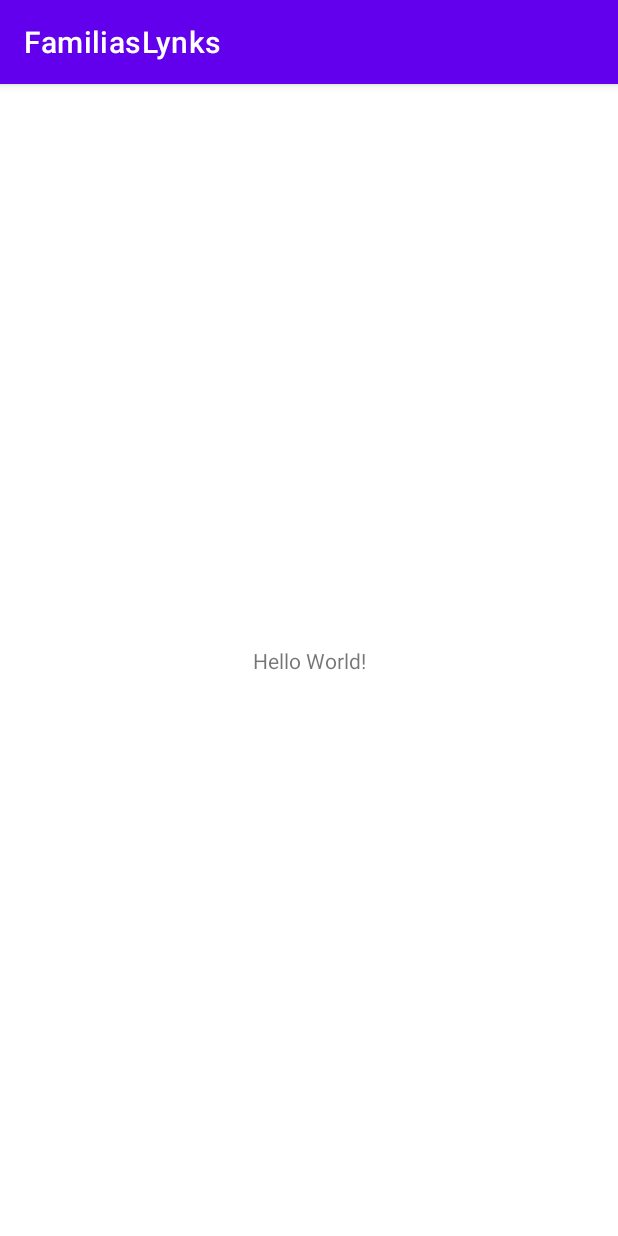
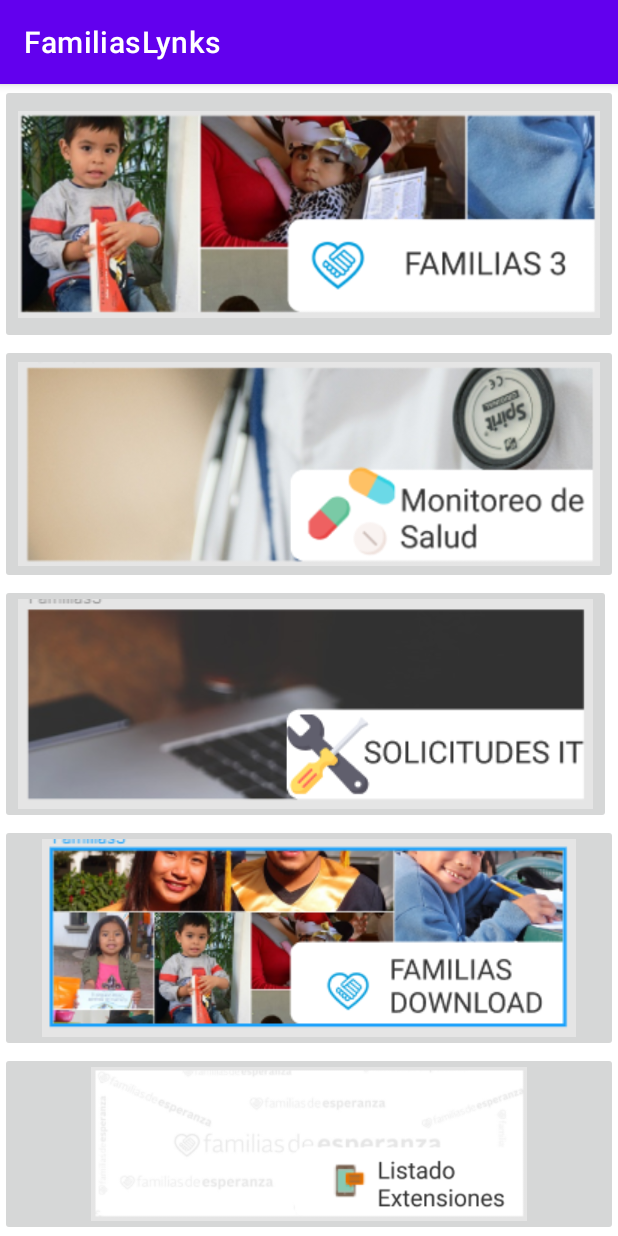
Before and after one commit to FFdE-JonathanY/FamiliasLynks, an Android app: the screen it shows after launch (MainActivity), on a phone screen of 412 x 824 dp. Run offline under Robolectric (Android 15) with nearby library versions, the phone set to English and light mode, and no system bars.

Commit message:
Agregando nuevos botones

```diff
--- a/app/src/main/res/layout/activity_main.xml
+++ b/app/src/main/res/layout/activity_main.xml
@@ -6,13 +6,53 @@
     android:layout_height="match_parent"
     tools:context=".MainActivity">
 
-    <TextView
+
+    <LinearLayout
         android:layout_width="wrap_content"
         android:layout_height="wrap_content"
-        android:text="Hello World!"
-        app:layout_constraintBottom_toBottomOf="parent"
-        app:layout_constraintLeft_toLeftOf="parent"
-        app:layout_constraintRight_toRightOf="parent"
-        app:layout_constraintTop_toTopOf="parent" />
+        android:orientation="vertical"
+        tools:ignore="MissingConstraints"
+        tools:layout_editor_absoluteX="1dp"
+        tools:layout_editor_absoluteY="34dp">
+
+        <ImageButton
+            android:id="@+id/imageButton2"
+            android:layout_width="wrap_content"
+            android:layout_height="wrap_content"
+            android:contentDescription="@string/Fam3"
+            android:scaleType="centerInside"
+            app:srcCompat="@mipmap/familiasbnr"
+            tools:ignore="MissingConstraints" />
+
+        <ImageButton
+            android:id="@+id/imageButton4"
+            android:layout_width="wrap_content"
+            android:layout_height="wrap_content"
+            android:scaleType="centerInside"
+            app:srcCompat="@mipmap/monitoreosaludbnr"
+            tools:ignore="MissingConstraints,SpeakableTextPresentCheck,SpeakableTextPresentCheck" />
+
+        <ImageButton
+            android:id="@+id/imageButton3"
+            android:layout_width="wrap_content"
+            android:layout_height="wrap_content"
+            android:scaleType="centerInside"
+            app:srcCompat="@mipmap/solicitudesitbnr"
+            tools:ignore="MissingConstraints,SpeakableTextPresentCheck" />
+
+        <ImageButton
+            android:id="@+id/imageButton5"
+            android:layout_width="match_parent"
+            android:layout_height="wrap_content"
+            android:scaleType="centerInside"
+            app:srcCompat="@mipmap/familiasdownloadbnr" />
+
+        <ImageButton
+            android:id="@+id/imageButton6"
+            android:layout_width="match_parent"
+            android:layout_height="wrap_content"
+            android:scaleType="centerInside"
+            app:srcCompat="@mipmap/extensionesbnr" />
+    </LinearLayout>
 
 </androidx.constraintlayout.widget.ConstraintLayout>
--- a/app/src/main/res/values/strings.xml
+++ b/app/src/main/res/values/strings.xml
@@ -1,3 +1,5 @@
 <resources>
     <string name="app_name">FamiliasLynks</string>
+    <string name="Fam3">Abrir Familias3</string>
+
 </resources>
```
Also changed, not shown: app/src/main/res/mipmap-mdpi/extensionesbnr.png (added), app/src/main/res/mipmap-mdpi/familiasbnr.png (added), app/src/main/res/mipmap-mdpi/familiasdownloadbnr.PNG (added), app/src/main/res/mipmap-mdpi/monitoreosaludbnr.png (added), app/src/main/res/mipmap-mdpi/solicitudesitbnr.PNG (added).
